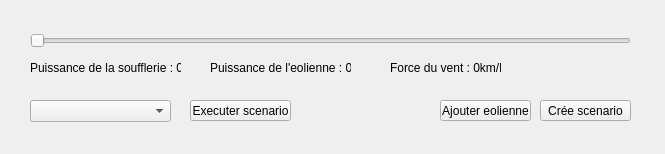
Izakun/banc_de_test_eolienne, file 06_taches_finale/01_alan_carrer/02_application/application/mainwindow.ui: the form before one commit.
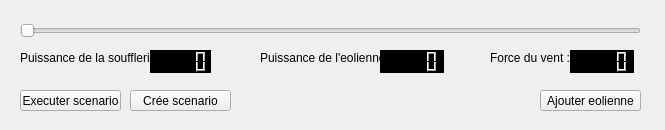
The form after the commit.

What changed in the file:
```diff
--- a/06_taches_finale/01_alan_carrer/02_application/application/mainwindow.ui
+++ b/06_taches_finale/01_alan_carrer/02_application/application/mainwindow.ui
@@ -7,7 +7,7 @@
     <x>0</x>
     <y>0</y>
     <width>665</width>
-    <height>154</height>
+    <height>130</height>
    </rect>
   </property>
   <property name="windowTitle">
@@ -17,9 +17,9 @@
    <widget class="QPushButton" name="btn_createScenario">
     <property name="geometry">
      <rect>
-      <x>540</x>
-      <y>100</y>
-      <width>91</width>
+      <x>130</x>
+      <y>90</y>
+      <width>101</width>
       <height>21</height>
      </rect>
     </property>
@@ -30,9 +30,9 @@
    <widget class="QPushButton" name="btn_addEolienne">
     <property name="geometry">
      <rect>
-      <x>440</x>
-      <y>100</y>
-      <width>91</width>
+      <x>540</x>
+      <y>90</y>
+      <width>101</width>
       <height>21</height>
      </rect>
     </property>
@@ -40,21 +40,11 @@
      <string>Ajouter eolienne</string>
     </property>
    </widget>
-   <widget class="QComboBox" name="comboBox_scenario">
-    <property name="geometry">
-     <rect>
-      <x>30</x>
-      <y>100</y>
-      <width>141</width>
-      <height>22</height>
-     </rect>
-    </property>
-   </widget>
    <widget class="QPushButton" name="btn_execScenario">
     <property name="geometry">
      <rect>
-      <x>190</x>
-      <y>100</y>
+      <x>20</x>
+      <y>90</y>
       <width>101</width>
       <height>21</height>
      </rect>
@@ -66,9 +56,9 @@
    <widget class="QSlider" name="horizontalSlider">
     <property name="geometry">
      <rect>
-      <x>30</x>
-      <y>30</y>
-      <width>601</width>
+      <x>20</x>
+      <y>20</y>
+      <width>621</width>
       <height>22</height>
      </rect>
     </property>
@@ -82,40 +72,79 @@
    <widget class="QLabel" name="lbl_puissance">
     <property name="geometry">
      <rect>
-      <x>30</x>
-      <y>60</y>
-      <width>151</width>
+      <x>20</x>
+      <y>50</y>
+      <width>131</width>
       <height>16</height>
      </rect>
     </property>
     <property name="text">
-     <string>Puissance de la soufflerie : 0%</string>
+     <string>Puissance de la soufflerie : </string>
     </property>
    </widget>
    <widget class="QLabel" name="lbl_puissanceEolienne">
     <property name="geometry">
      <rect>
-      <x>210</x>
-      <y>60</y>
-      <width>141</width>
+      <x>260</x>
+      <y>50</y>
+      <width>121</width>
       <height>16</height>
      </rect>
     </property>
     <property name="text">
-     <string>Puissance de l'eolienne : 0W</string>
+     <string>Puissance de l'eolienne :</string>
     </property>
    </widget>
    <widget class="QLabel" name="label">
     <property name="geometry">
      <rect>
-      <x>390</x>
-      <y>60</y>
-      <width>111</width>
+      <x>490</x>
+      <y>50</y>
+      <width>81</width>
       <height>16</height>
      </rect>
     </property>
     <property name="text">
-     <string>Force du vent : 0km/h</string>
+     <string>Force du vent :</string>
+    </property>
+   </widget>
+   <widget class="QLCDNumber" name="lcdNumber">
+    <property name="geometry">
+     <rect>
+      <x>150</x>
+      <y>50</y>
+      <width>61</width>
+      <height>23</height>
+     </rect>
+    </property>
+    <property name="styleSheet">
+     <string notr="true">background-color: black;</string>
+    </property>
+   </widget>
+   <widget class="QLCDNumber" name="lcdNumber_2">
+    <property name="geometry">
+     <rect>
+      <x>380</x>
+      <y>50</y>
+      <width>64</width>
+      <height>23</height>
+     </rect>
+    </property>
+    <property name="styleSheet">
+     <string notr="true">background-color: black;</string>
+    </property>
+   </widget>
+   <widget class="QLCDNumber" name="lcdNumber_3">
+    <property name="geometry">
+     <rect>
+      <x>570</x>
+      <y>50</y>
+      <width>64</width>
+      <height>23</height>
+     </rect>
+    </property>
+    <property name="styleSheet">
+     <string notr="true">background-color: black;</string>
     </property>
    </widget>
   </widget>
```
Left out of the diff: 19 changed lines with no effect on the pictures.
